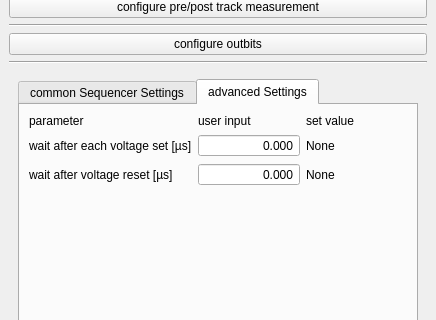
Qt form TildaHost/source/Interface/TrackParUi/Ui_TrackPar.ui (lasersphere/Tilda) before a commit; both pictures show x 0 to 436 and y 164 to 484 of the 436 by 684 pixel window.
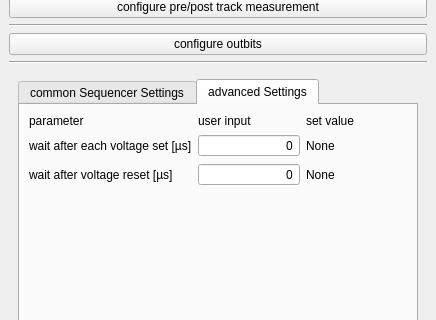
The same form after that commit. The open tabs and pages were chosen to show the change. Icons and pictures are not drawn.

Commit message: some changes in Nickel analysis change math.sqrt to np.sqrt in Physics.gaussian(...) added gaussian fit to calc_bunch_width_relative_to_peak_height in TildaTools.py fixed limits in Ui_TrackPar.py for waiting  time after voltages have been set.

Diff of the .ui file:
```diff
--- a/TildaHost/source/Interface/TrackParUi/Ui_TrackPar.ui
+++ b/TildaHost/source/Interface/TrackParUi/Ui_TrackPar.ui
@@ -7,7 +7,7 @@
     <x>0</x>
     <y>0</y>
     <width>413</width>
-    <height>627</height>
+    <height>663</height>
    </rect>
   </property>
   <property name="windowTitle">
@@ -638,10 +638,10 @@
                 <bool>false</bool>
                </property>
                <property name="decimals">
-                <number>3</number>
+                <number>0</number>
                </property>
                <property name="maximum">
-                <double>4200000.000000000000000</double>
+                <double>4294967295.000000000000000</double>
                </property>
                <property name="singleStep">
                 <double>0.500000000000000</double>
@@ -670,10 +670,10 @@
                 <bool>false</bool>
                </property>
                <property name="decimals">
-                <number>3</number>
+                <number>0</number>
                </property>
                <property name="maximum">
-                <double>4200000.000000000000000</double>
+                <double>4294967295.000000000000000</double>
                </property>
                <property name="singleStep">
                 <double>0.500000000000000</double>
```
Left out of the diff: 6 changed lines with no effect on the pictures. The commit also changes 6 other files.
